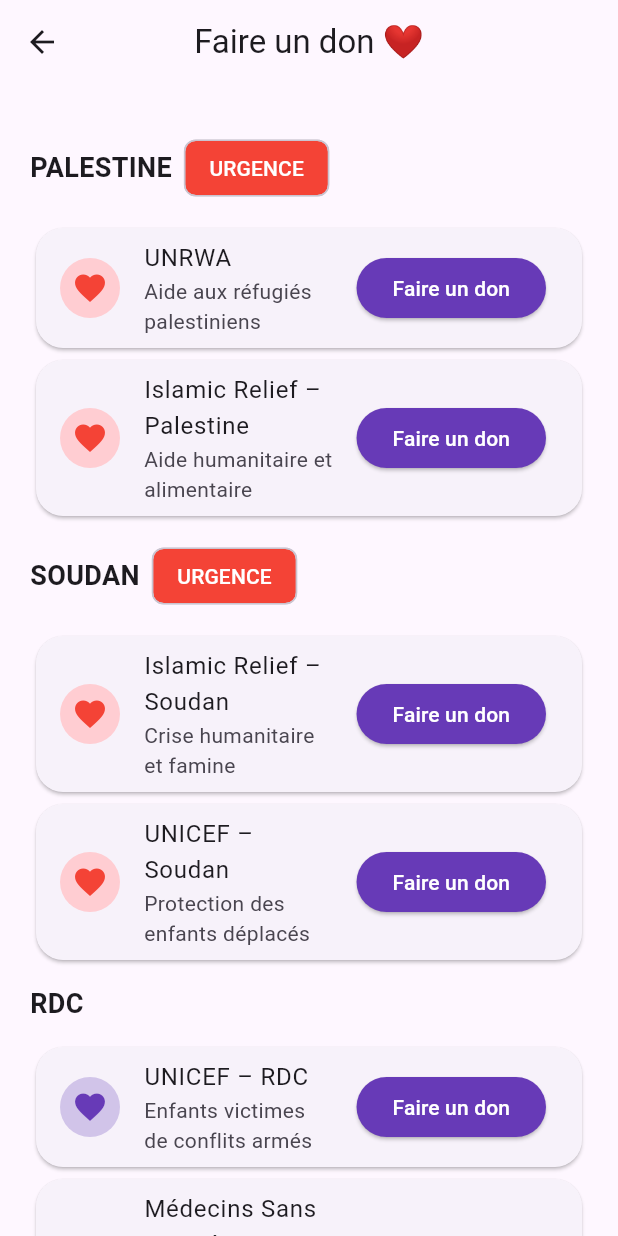
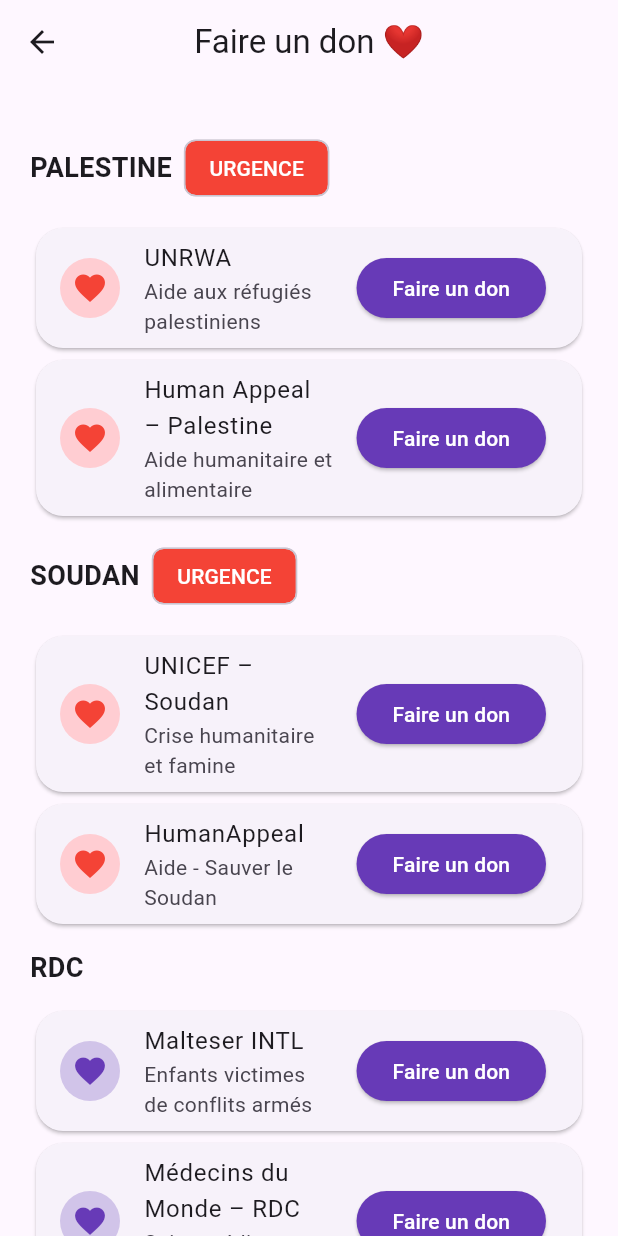
Before and after one commit to Hatimopg/IslamicApp, a Flutter app: the DonationPage screen opened directly, on a phone screen of 412 x 824 dp. Run offline on Flutter 3.47's test engine with Material 3 defaults, Android fonts, the phone set to English and light mode, and no system bars; our stand-ins replace audioplayers, cloud_firestore, firebase_core, flutter_compass, geolocator, image_picker and 1 more; accounts and stored records are empty.

Commit message:
apk v1.7 les dons

```diff
--- a/lib/pages/donation.dart
+++ b/lib/pages/donation.dart
@@ -29,38 +29,37 @@ class DonationPage extends StatelessWidget {
             urgent: true,
           ),
           donationTile(
-            title: "Islamic Relief – Palestine",
+            title: "Human Appeal – Palestine",
             subtitle: "Aide humanitaire et alimentaire",
             url:
-            "https://www.islamic-relief.org/emergencies/palestine/",
+            "https://humanappeal.fr/appels-aux-dons/urgence-gaza",
             urgent: true,
           ),
 
           section("SOUDAN", urgent: true),
           donationTile(
-            title: "Islamic Relief – Soudan",
+            title: "UNICEF – Soudan",
             subtitle: "Crise humanitaire et famine",
-            url:
-            "https://www.islamic-relief.org/emergencies/sudan/",
+            url: "https://www.unicef.fr/actions-humanitaires/moyen-orient-afrique-nord/notre-action-humanitaire-au-soudan/",
             urgent: true,
           ),
           donationTile(
-            title: "UNICEF – Soudan",
-            subtitle: "Protection des enfants déplacés",
-            url: "https://www.unicef.org/emergencies/sudan",
+            title: "HumanAppeal",
+            subtitle: "Aide - Sauver le Soudan",
+            url: "https://humanappeal.fr/appels-aux-dons/crise-au-soudan",
             urgent: true,
           ),
 
           section("RDC"),
           donationTile(
-            title: "UNICEF – RDC",
+            title: "Malteser INTL",
             subtitle: "Enfants victimes de conflits armés",
-            url: "https://www.unicef.org/drc",
+            url: "https://www.malteser-international.org/fr/sur-le-terrain/afrique/rd-congo.html",
           ),
           donationTile(
-            title: "Médecins Sans Frontières – RDC",
+            title: "Médecins du Monde – RDC",
             subtitle: "Soins médicaux et épidémies",
-            url: "https://donate.msf.org",
+            url: "https://www.medecinsdumonde.org/pays/afrique/republique-democratique-du-congo/",
           ),
 
           section("AUTRES"),
@@ -74,6 +73,15 @@ class DonationPage extends StatelessWidget {
             subtitle: "Lutte contre la famine",
             url: "https://www.actionagainsthunger.org",
           ),
+          donationTile(
+            title: "Bruxelles <3",
+            subtitle: "Dons de sang et organes en Belgique",
+            url: "https://be.brussels/fr/aide-social-sante/sante/dons-de-sang-et-dorganes",
+          ),
+          donationTile(
+              title: "Croix-Rouge",
+              subtitle:"Donnation de sanf en Belgique",
+              url: "https://www.donneurdesang.be/")
         ],
       ),
     );
```
